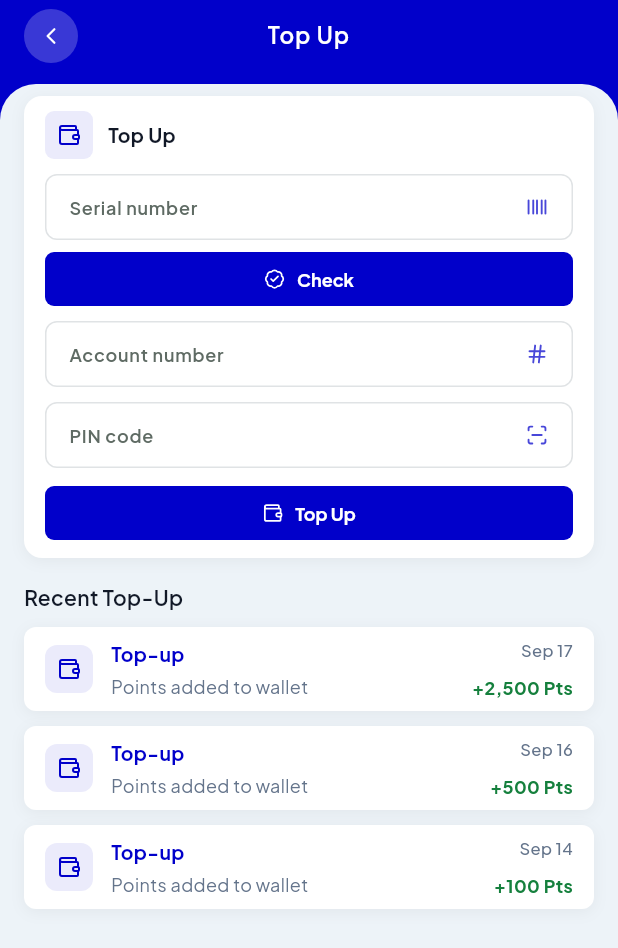
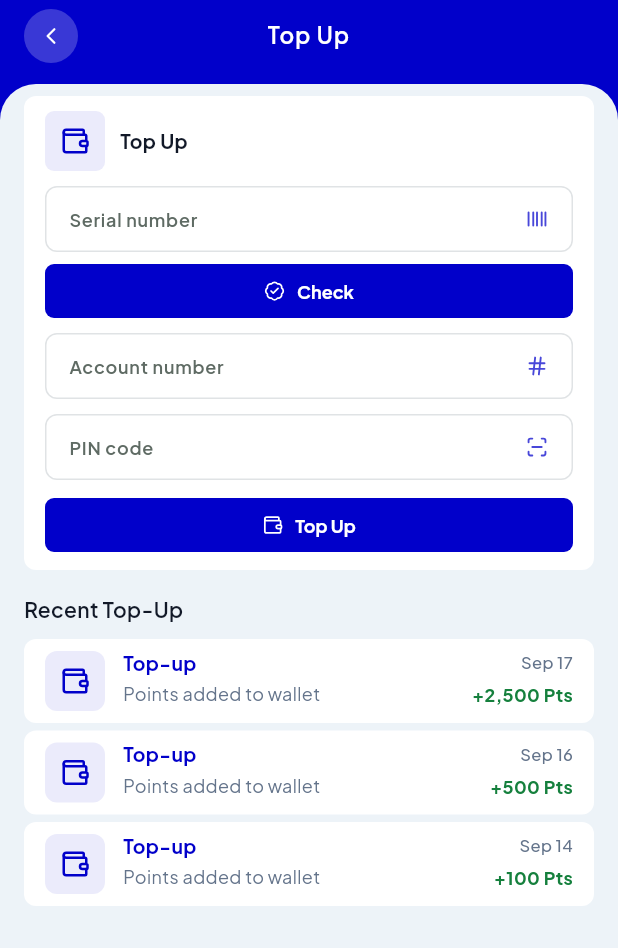
Before and after one commit to TikeSanOo-softguide/cg-net-mobile, a Flutter app: the TopUpPage screen opened by its route, on a phone screen of 412 x 824 dp. Shown: the top 948 px of the screen. Run offline on Flutter 3.47's test engine with Material 3 defaults, Android fonts, the phone set to English and light mode, and no system bars; our stand-ins replace dio, easy_localization, flutter_lucide, flutter_riverpod, flutter_secure_storage, go_router and 4 more; accounts and stored records are empty.

Commit message:
Polish home/package offer cards, login language flags, and list icon sizing.
Align package grid with full-bleed offer cards and outline Buy now, add rounded flags to the login language sheet, enlarge inbox/activity icon chips, and keep AppCard flat with a light bottom-nav top edge.

Co-authored-by: Cursor <cursoragent@cursor.com>

```diff
--- a/lib/components/activity_list_card/activity_list_card.dart
+++ b/lib/components/activity_list_card/activity_list_card.dart
@@ -80,11 +80,12 @@ class ActivityListCard extends StatelessWidget {
       child: Padding(
         padding: const EdgeInsets.fromLTRB(14, 8, 14, 8),
         child: Row(
-          crossAxisAlignment: CrossAxisAlignment.center,
+          crossAxisAlignment: CrossAxisAlignment.start,
           children: [
             Container(
-              width: 32,
-              height: 32,
+              width: 40,
+              height: 40,
+              alignment: Alignment.center,
               decoration: BoxDecoration(
                 color: AppColors.primaryLight,
                 borderRadius: AppStyle.borderRadiusSm,
@@ -92,7 +93,7 @@ class ActivityListCard extends StatelessWidget {
               child: Icon(
                 _iconFor(item.kind),
                 color: AppColors.primary,
-                size: 16,
+                size: 20,
               ),
             ),
             const SizedBox(width: 12),
@@ -101,7 +102,7 @@ class ActivityListCard extends StatelessWidget {
                 crossAxisAlignment: CrossAxisAlignment.start,
                 children: [
                   Row(
-                    crossAxisAlignment: CrossAxisAlignment.start,
+                    crossAxisAlignment: CrossAxisAlignment.center,
                     children: [
                       Expanded(
                         child: Text(
@@ -112,6 +113,7 @@ class ActivityListCard extends StatelessWidget {
                             fontSize: 13,
                             fontWeight: FontWeight.w700,
                             color: AppColors.primary,
+                            height: 1.25,
                           ),
                         ),
                       ),
--- a/lib/components/app_card/app_card.dart
+++ b/lib/components/app_card/app_card.dart
@@ -3,7 +3,7 @@ import 'package:flutter/material.dart';
 import '../../core/theme/app_colors/app_colors.dart';
 import '../../core/theme/app_style/app_style.dart';
 
-/// Shared surface card used across lists and home sections.
+/// Shared flat card — white surface, no border / shadow.
 class AppCard extends StatelessWidget {
   const AppCard({
     super.key,
@@ -22,18 +22,18 @@ class AppCard extends StatelessWidget {
   final EdgeInsetsGeometry? margin;
   final VoidCallback? onTap;
   final bool elevated;
+
+  /// Kept for call-site compatibility. Cards stay flat (no edge).
   final bool bordered;
   final Color? color;
   final BorderRadius? borderRadius;
 
   @override
   Widget build(BuildContext context) {
-    final radius = borderRadius ?? AppStyle.borderRadiusMd;
+    final radius = borderRadius ?? AppStyle.borderRadiusSm;
     final decoration = BoxDecoration(
       color: color ?? AppColors.surface,
       borderRadius: radius,
-      border: bordered ? Border.fromBorderSide(AppStyle.borderSideLight) : null,
-      boxShadow: elevated ? AppStyle.cardShadowElevated : AppStyle.cardShadow,
     );
 
     final content = Padding(padding: padding, child: child);
--- a/lib/core/theme/app_colors/app_colors.dart
+++ b/lib/core/theme/app_colors/app_colors.dart
@@ -39,6 +39,9 @@ class AppColors {
   static const Color border = Color(0xFFE0E3E5);
   static const Color borderLight = Color(0xFFF1F5F9);
 
+  /// Ultra-thin paper edge for cards.
+  static const Color paperBorder = Color(0xFFE8E8E8);
+
   static const Color error = Color(0xFFB3261E);
   static const Color success = Color(0xFF1B7A4E);
 }
--- a/lib/core/theme/app_style/app_style.dart
+++ b/lib/core/theme/app_style/app_style.dart
@@ -76,21 +76,9 @@ class AppStyle {
   static const double inputFontSize = fontBody;
 
   // —— Shadows ——
-  static List<BoxShadow> get cardShadow => [
-        BoxShadow(
-          color: Colors.black.withValues(alpha: 0.05),
-          blurRadius: 4,
-          offset: const Offset(0, 1),
-        ),
-      ];
+  static List<BoxShadow> get cardShadow => const <BoxShadow>[];
 
-  static List<BoxShadow> get cardShadowElevated => [
-        BoxShadow(
-          color: Colors.black.withValues(alpha: 0.05),
-          blurRadius: 8,
-          offset: const Offset(0, 2),
-        ),
-      ];
+  static List<BoxShadow> get cardShadowElevated => const <BoxShadow>[];
 
   // —— Borders ——
   static BorderSide get borderSide =>
@@ -98,6 +86,10 @@ class AppStyle {
 
   static BorderSide get borderSideLight =>
       const BorderSide(color: AppColors.borderLight, width: 0.5);
+
+  /// Paper-edge outline (optional; AppCard is flat / borderless).
+  static BorderSide get borderSidePaper =>
+      const BorderSide(color: AppColors.paperBorder, width: 0.8);
 
   static BorderSide get borderSideFocus =>
       const BorderSide(color: AppColors.primary, width: 1.5);
@@ -114,9 +106,7 @@ class AppStyle {
   // —— Decorations ——
   static BoxDecoration get cardDecoration => BoxDecoration(
         color: AppColors.surface,
-        borderRadius: borderRadiusMd,
-        border: Border.fromBorderSide(borderSideLight),
-        boxShadow: cardShadow,
+        borderRadius: borderRadiusSm,
       );
 
   static InputBorder get inputBorder => OutlineInputBorder(
--- a/lib/pages/home/history/history_page.dart
+++ b/lib/pages/home/history/history_page.dart
@@ -152,7 +152,7 @@ class _HistoryList extends StatelessWidget {
     return ListView.separated(
       padding: const EdgeInsets.fromLTRB(16, 12, 16, 24),
       itemCount: items.length,
-      separatorBuilder: (_, __) => const SizedBox(height: 10),
+      separatorBuilder: (_, __) => const SizedBox(height: 5),
       itemBuilder: (context, index) {
         return ActivityListCard(
           item: items[index],
--- a/lib/pages/home/home/components/home_services_section.dart
+++ b/lib/pages/home/home/components/home_services_section.dart
@@ -347,9 +347,9 @@ class _ServiceTile extends StatelessWidget {
   final _ServiceItem item;
   final VoidCallback onTap;
 
-  static const double _boxSize = 42;
-  static const double _iconSize = 28;
-  static const double _boxRadius = 10;
+  static const double _boxSize = 36;
+  static const double _iconSize = 22;
+  static const double _boxRadius = 8;
 
   @override
   Widget build(BuildContext context) {
--- a/lib/pages/home/top_up/top_up_page.dart
+++ b/lib/pages/home/top_up/top_up_page.dart
@@ -124,15 +124,15 @@ class _TopUpPageState extends State<TopUpPage> {
                   Row(
                     children: [
                       Container(
-                        width: 32,
-                        height: 32,
+                        width: 40,
+                        height: 40,
                         decoration: BoxDecoration(
                           color: AppColors.primaryLight,
                           borderRadius: BorderRadius.circular(6),
                         ),
                         child: const Icon(
                           LucideIcons.wallet,
-                          size: 16,
+                          size: 20,
                           color: AppColors.primary,
                         ),
                       ),
@@ -290,7 +290,7 @@ class _TopUpPageState extends State<TopUpPage> {
             ),
             const SizedBox(height: 10),
             for (var i = 0; i < _recent.length; i++) ...[
-              if (i > 0) const SizedBox(height: 10),
+              if (i > 0) const SizedBox(height: 5),
               ActivityListCard(
                 item: _recent[i],
                 index: i,
```
Also changed, not shown: lib/components/bottom_nav_bar/bottom_nav_bar.dart (+9 -3 lines), lib/pages/auth/login/login_page.dart (+26 -0 lines), lib/pages/home/home/components/home_offers_section.dart (+62 -103 lines), lib/pages/home/transfer/transfer_page.dart (+4 -4 lines), lib/pages/inbox/inbox_list/inbox_list_page.dart (+8 -6 lines), lib/pages/package/package_list/package_list_page.dart (+35 -82 lines).
